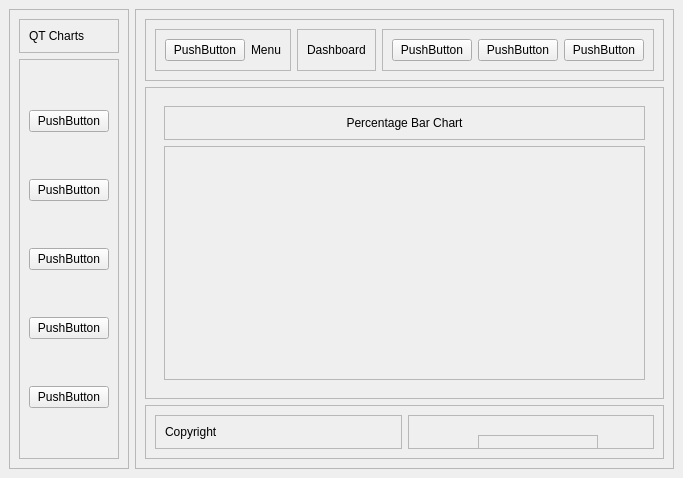
First picture: the form in UIPrototype/interactiveUI/interactivewindow.ui, repository bnetting/UoN_2022-23_Group_Project, before the edit.
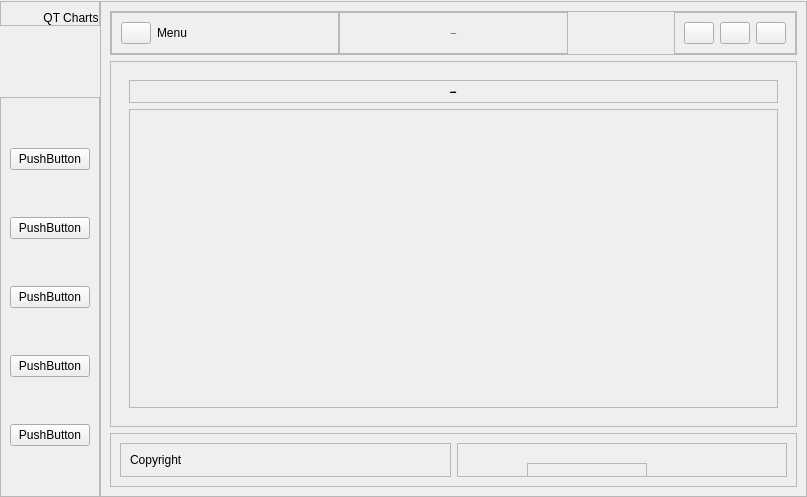
Second picture: the form after the edit. Icons and pictures are not drawn.

The edit to the form file:
```diff
--- a/UIPrototype/interactiveUI/interactivewindow.ui
+++ b/UIPrototype/interactiveUI/interactivewindow.ui
@@ -6,24 +6,85 @@
    <rect>
     <x>0</x>
     <y>0</y>
-    <width>657</width>
-    <height>459</height>
+    <width>807</width>
+    <height>497</height>
    </rect>
   </property>
   <property name="windowTitle">
    <string>MainWindow</string>
   </property>
+  <property name="styleSheet">
+   <string notr="true">@font-face {
+	font-family: NovaFlat;
+	src: url(:/fonts/Nova_Flat/NovaFlat-Regular.ttf) format(&quot;truetype&quot;);
+}
+*{
+color : #000;
+font-family: NovaFlat;
+font-size: 12px;
+border : nine;
+background: none;
+}
+#centralwidget{
+background-color: rgb(255, 255, 255);
+}
+#left_menu_widget, #percentage_bar_chart, #nested_donuts,
+#line_charts, #bar_charts, #temperature_bar_chart
+{
+background-color: rgba(220, 225, 232, 100)
+}
+#header_frame, #frame_3, #frame_5{
+background-color: rgb(242, 246, 252);
+}
+#frame_4 QPushButton{
+padding: 10px;
+border-radius: 5px;
+background-color: rgba(194, 198, 204, 100);
+}
+#header_nav QPushButton{
+	background-color: rgb(255, 255, 255);
+	border-radius: 15px;
+	border: 3px solid rgb(61, 80, 95);
+}
+#header_nav QPushButton:hover{
+	background-color: rgb(61, 80, 95);
+}</string>
+  </property>
   <widget class="QWidget" name="centralwidget">
    <layout class="QHBoxLayout" name="horizontalLayout">
+    <property name="spacing">
+     <number>0</number>
+    </property>
+    <property name="leftMargin">
+     <number>0</number>
+    </property>
+    <property name="topMargin">
+     <number>1</number>
+    </property>
+    <property name="rightMargin">
+     <number>0</number>
+    </property>
+    <property name="bottomMargin">
+     <number>0</number>
+    </property>
     <item>
-     <widget class="QFrame" name="frame">
-      <property name="frameShape">
-       <enum>QFrame::StyledPanel</enum>
-      </property>
-      <property name="frameShadow">
-       <enum>QFrame::Raised</enum>
-      </property>
+     <widget class="QWidget" name="left_menu_widget" native="true">
       <layout class="QVBoxLayout" name="verticalLayout">
+       <property name="spacing">
+        <number>0</number>
+       </property>
+       <property name="leftMargin">
+        <number>0</number>
+       </property>
+       <property name="topMargin">
+        <number>0</number>
+       </property>
+       <property name="rightMargin">
+        <number>0</number>
+       </property>
+       <property name="bottomMargin">
+        <number>0</number>
+       </property>
        <item alignment="Qt::AlignTop">
         <widget class="QFrame" name="frame_3">
          <property name="autoFillBackground">
@@ -39,6 +100,31 @@
           <number>10</number>
          </property>
          <layout class="QHBoxLayout" name="horizontalLayout_2">
+          <property name="spacing">
+           <number>0</number>
+          </property>
+          <property name="leftMargin">
+           <number>0</number>
+          </property>
+          <property name="rightMargin">
+           <number>0</number>
+          </property>
+          <property name="bottomMargin">
+           <number>0</number>
+          </property>
+          <item>
+           <widget class="QLabel" name="label_10">
+            <property name="text">
+             <string/>
+            </property>
+            <property name="pixmap">
+             <pixmap>the-graphs-icons/icons8-pie-chart-32.png</pixmap>
+            </property>
+            <property name="scaledContents">
+             <bool>false</bool>
+            </property>
+           </widget>
+          </item>
           <item alignment="Qt::AlignTop">
            <widget class="QLabel" name="label">
             <property name="maximumSize">
@@ -50,6 +136,9 @@
             <property name="text">
              <string>QT Charts</string>
             </property>
+            <property name="alignment">
+             <set>Qt::AlignBottom|Qt::AlignHCenter</set>
+            </property>
            </widget>
           </item>
          </layout>
@@ -150,8 +239,8 @@
        <enum>QFrame::Raised</enum>
       </property>
       <layout class="QVBoxLayout" name="verticalLayout_3">
-       <item>
-        <widget class="QFrame" name="frame_6">
+       <item alignment="Qt::AlignTop">
+        <widget class="QFrame" name="header_frame">
          <property name="frameShape">
           <enum>QFrame::StyledPanel</enum>
          </property>
@@ -159,6 +248,21 @@
           <enum>QFrame::Raised</enum>
          </property>
          <layout class="QHBoxLayout" name="horizontalLayout_3">
+          <property name="spacing">
+           <number>0</number>
+          </property>
+          <property name="leftMargin">
+           <number>0</number>
+          </property>
+          <property name="topMargin">
+           <number>0</number>
+          </property>
+          <property name="rightMargin">
+           <number>0</number>
+          </property>
+          <property name="bottomMargin">
+           <number>0</number>
+          </property>
           <item>
            <widget class="QFrame" name="frame_8">
             <property name="frameShape">
@@ -170,8 +274,24 @@
             <layout class="QHBoxLayout" name="horizontalLayout_4">
              <item>
               <widget class="QPushButton" name="pushButton_6">
+               <property name="maximumSize">
+                <size>
+                 <width>30</width>
+                 <height>30</height>
+                </size>
+               </property>
                <property name="text">
-                <string>PushButton</string>
+                <string/>
+               </property>
+               <property name="icon">
+                <iconset>
+                 <normaloff>the-graphs-icons/icons8-menu-32.png</normaloff>the-graphs-icons/icons8-menu-32.png</iconset>
+               </property>
+               <property name="iconSize">
+                <size>
+                 <width>30</width>
+                 <height>30</height>
+                </size>
                </property>
               </widget>
              </item>
@@ -196,16 +316,26 @@
             <layout class="QVBoxLayout" name="verticalLayout_4">
              <item>
               <widget class="QLabel" name="label_3">
+               <property name="font">
+                <font>
+                 <family>NovaFlat</family>
+                 <pointsize>-1</pointsize>
+                 <bold>true</bold>
+                </font>
+               </property>
                <property name="text">
                 <string>Dashboard</string>
                </property>
+               <property name="alignment">
+                <set>Qt::AlignCenter</set>
+               </property>
               </widget>
              </item>
             </layout>
            </widget>
           </item>
-          <item>
-           <widget class="QFrame" name="frame_9">
+          <item alignment="Qt::AlignRight">
+           <widget class="QFrame" name="header_nav">
             <property name="frameShape">
              <enum>QFrame::StyledPanel</enum>
             </property>
@@ -215,22 +345,55 @@
             <layout class="QHBoxLayout" name="horizontalLayout_5">
              <item>
               <widget class="QPushButton" name="pushButton_7">
+               <property name="maximumSize">
+                <size>
+                 <width>30</width>
+                 <height>30</height>
+                </size>
+               </property>
                <property name="text">
-                <string>PushButton</string>
+                <string/>
+               </property>
+               <property name="icon">
+                <iconset>
+                 <normaloff>the-graphs-icons/icons8-macos-minimize-32.png</normaloff>the-graphs-icons/icons8-macos-minimize-32.png</iconset>
                </property>
               </widget>
              </item>
              <item>
               <widget class="QPushButton" name="pushButton_8">
+               <property name="maximumSize">
+                <size>
+                 <width>30</width>
+                 <height>30</height>
+                </size>
+               </property>
                <property name="text">
-                <string>PushButton</string>
+                <string/>
+               </property>
+               <property name="icon">
+                <iconset>
+                 <normaloff>the-graphs-icons/icons8-enlarge-32.png</normaloff>the-graphs-icons/icons8-enlarge-32.png</iconset>
                </property>
               </widget>
              </item>
              <item>
               <widget class="QPushButton" name="pushButton_9">
+               <property name="maximumSize">
+                <size>
+                 <width>30</width>
+                 <height>30</height>
+                </size>
+               </property>
+               <property name="layoutDirection">
+                <enum>Qt::LeftToRight</enum>
+               </property>
                <property name="text">
-                <string>PushButton</string>
+                <string/>
+               </property>
+               <property name="icon">
+                <iconset>
+                 <normaloff>the-graphs-icons/icons8-cancel-32.png</normaloff>the-graphs-icons/icons8-cancel-32.png</iconset>
                </property>
               </widget>
              </item>
@@ -251,7 +414,18 @@
          <layout class="QVBoxLayout" name="verticalLayout_6">
           <item>
            <widget class="QStackedWidget" name="stackedWidget">
-            <widget class="QWidget" name="page">
+            <property name="font">
+             <font>
+              <family>NovaFlat</family>
+              <pointsize>-1</pointsize>
+              <bold>true</bold>
+              <underline>true</underline>
+             </font>
+            </property>
+            <property name="currentIndex">
+             <number>2</number>
+            </property>
+            <widget class="QWidget" name="percentage_bar_chart">
              <layout class="QVBoxLayout" name="verticalLayout_7">
               <item alignment="Qt::AlignTop">
                <widget class="QFrame" name="frame_13">
@@ -264,6 +438,14 @@
                 <layout class="QVBoxLayout" name="verticalLayout_8">
                  <item alignment="Qt::AlignTop">
                   <widget class="QLabel" name="label_5">
+                   <property name="font">
+                    <font>
+                     <family>NovaFlat</family>
+                     <pointsize>-1</pointsize>
+                     <bold>true</bold>
+                     <underline>true</underline>
+                    </font>
+                   </property>
                    <property name="text">
                     <string>Percentage Bar Chart</string>
                    </property>
@@ -294,7 +476,160 @@
               </item>
              </layout>
             </widget>
-            <widget class="QWidget" name="page_2">
+            <widget class="QWidget" name="nested_donuts">
+             <layout class="QVBoxLayout" name="verticalLayout_12">
+              <item>
+               <widget class="QFrame" name="frame_17">
+                <property name="frameShape">
+                 <enum>QFrame::StyledPanel</enum>
+                </property>
+                <property name="frameShadow">
+                 <enum>QFrame::Raised</enum>
+                </property>
+                <layout class="QVBoxLayout" name="verticalLayout_11">
+                 <item alignment="Qt::AlignTop">
+                  <widget class="QLabel" name="label_7">
+                   <property name="font">
+                    <font>
+                     <family>NovaFlat</family>
+                     <pointsize>-1</pointsize>
+                     <bold>true</bold>
+                     <underline>true</underline>
+                    </font>
+                   </property>
+                   <property name="text">
+                    <string>Nested Donut Chart</string>
+                   </property>
+                   <property name="alignment">
+                    <set>Qt::AlignCenter</set>
+                   </property>
+                  </widget>
+                 </item>
+                </layout>
+               </widget>
+              </item>
+              <item>
+               <widget class="QFrame" name="frame_18">
+                <property name="sizePolicy">
+                 <sizepolicy hsizetype="Preferred" vsizetype="Expanding">
+                  <horstretch>0</horstretch>
+                  <verstretch>0</verstretch>
+                 </sizepolicy>
+                </property>
+                <property name="frameShape">
+                 <enum>QFrame::StyledPanel</enum>
+                </property>
+                <property name="frameShadow">
+                 <enum>QFrame::Raised</enum>
+                </property>
+                <layout class="QGridLayout" name="gridLayout_3"/>
+               </widget>
+              </item>
+             </layout>
+            </widget>
+            <widget class="QWidget" name="line_charts">
+             <layout class="QVBoxLayout" name="verticalLayout_14">
+              <item>
+               <widget class="QFrame" name="frame_19">
+                <property name="frameShape">
+                 <enum>QFrame::StyledPanel</enum>
+                </property>
+                <property name="frameShadow">
+                 <enum>QFrame::Raised</enum>
+                </property>
+                <layout class="QVBoxLayout" name="verticalLayout_13">
+                 <item alignment="Qt::AlignTop">
+                  <widget class="QLabel" name="label_8">
+                   <property name="font">
+                    <font>
+                     <family>NovaFlat</family>
+                     <pointsize>-1</pointsize>
+                     <bold>true</bold>
+                     <underline>true</underline>
+                    </font>
+                   </property>
+                   <property name="text">
+                    <string>Line Charts</string>
+                   </property>
+                   <property name="alignment">
+                    <set>Qt::AlignCenter</set>
+                   </property>
+                  </widget>
+                 </item>
+                </layout>
+               </widget>
+              </item>
+              <item>
+               <widget class="QFrame" name="frame_20">
+                <property name="sizePolicy">
+                 <sizepolicy hsizetype="Preferred" vsizetype="Expanding">
+                  <horstretch>0</horstretch>
+                  <verstretch>0</verstretch>
+                 </sizepolicy>
+                </property>
+                <property name="frameShape">
+                 <enum>QFrame::StyledPanel</enum>
+                </property>
+                <property name="frameShadow">
+                 <enum>QFrame::Raised</enum>
+                </property>
+                <layout class="QGridLayout" name="gridLayout_4"/>
+               </widget>
+              </item>
+             </layout>
+            </widget>
+            <widget class="QWidget" name="bar_charts">
+             <layout class="QVBoxLayout" name="verticalLayout_16">
+              <item>
+               <widget class="QFrame" name="frame_22">
+                <property name="frameShape">
+                 <enum>QFrame::StyledPanel</enum>
+                </property>
+                <property name="frameShadow">
+                 <enum>QFrame::Raised</enum>
+                </property>
+                <layout class="QVBoxLayout" name="verticalLayout_15">
+                 <item alignment="Qt::AlignTop">
+                  <widget class="QLabel" name="label_9">
+                   <property name="font">
+                    <font>
+                     <family>NovaFlat</family>
+                     <pointsize>-1</pointsize>
+                     <bold>true</bold>
+                     <underline>true</underline>
+                    </font>
+                   </property>
+                   <property name="text">
+                    <string>Bar Charts</string>
+                   </property>
+                   <property name="alignment">
+                    <set>Qt::AlignCenter</set>
+                   </property>
+                  </widget>
+                 </item>
+                </layout>
+               </widget>
+              </item>
+              <item>
+               <widget class="QFrame" name="frame_21">
+                <property name="sizePolicy">
+                 <sizepolicy hsizetype="Preferred" vsizetype="Expanding">
+                  <horstretch>0</horstretch>
+                  <verstretch>0</verstretch>
+                 </sizepolicy>
+                </property>
+                <property name="frameShape">
+                 <enum>QFrame::StyledPanel</enum>
+                </property>
+                <property name="frameShadow">
+                 <enum>QFrame::Raised</enum>
+                </property>
+                <layout class="QGridLayout" name="gridLayout_5"/>
+               </widget>
+              </item>
+             </layout>
+            </widget>
+            <widget class="QWidget" name="temperature_bar_chart">
              <layout class="QVBoxLayout" name="verticalLayout_10">
               <item>
                <widget class="QFrame" name="frame_16">
```
Left out of the diff: 28 changed lines with no effect on the pictures.
